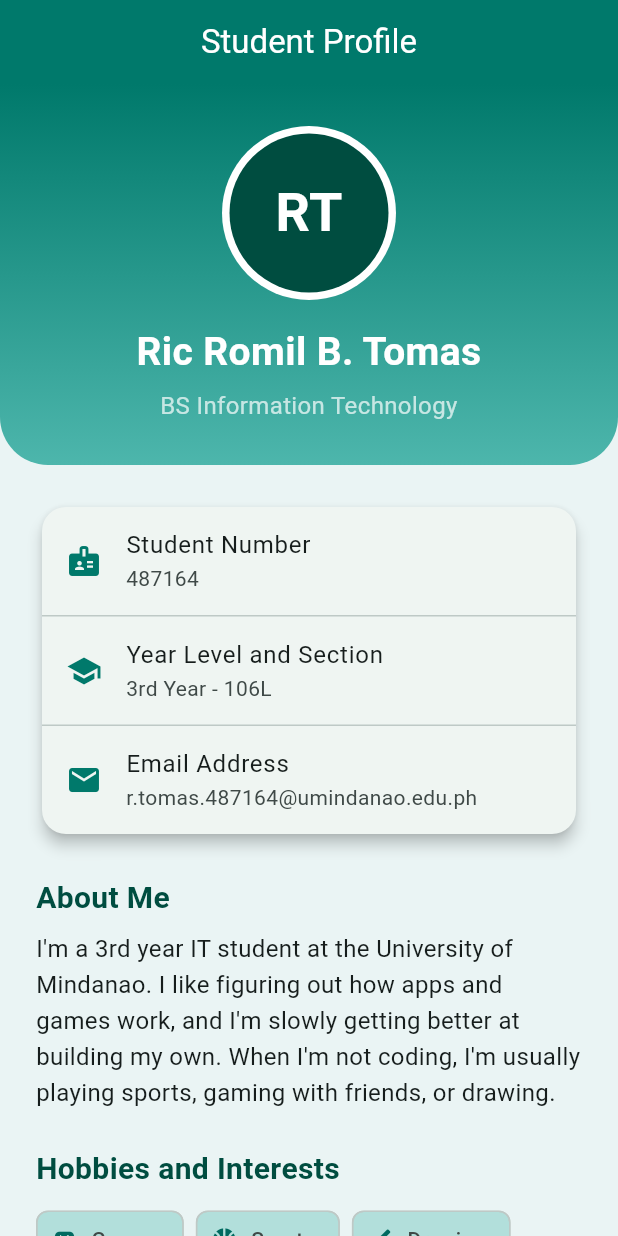
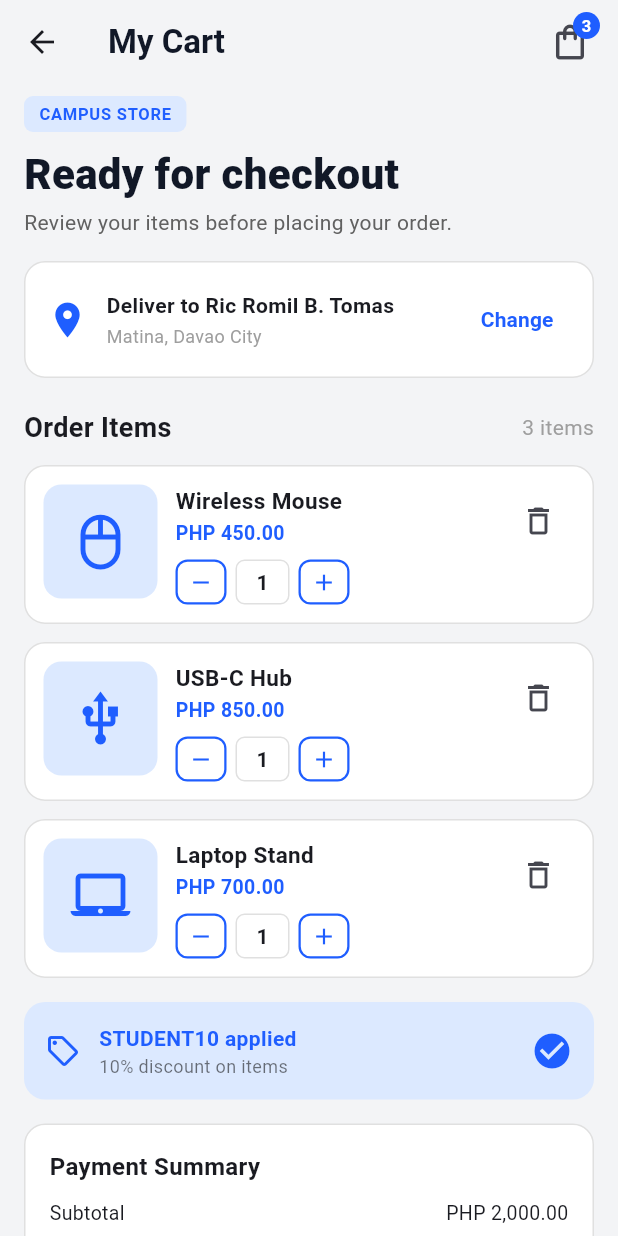
Before and after one commit to atomsRic/CCE106-Laboratory-Exam-1, a Flutter app: the screen it shows after launch, on a phone screen of 412 x 824 dp. Run offline on Flutter 3.47's test engine with Material 3 defaults, Android fonts, the phone set to English and light mode, and no system bars.

Commit message:
Initial commit - Flutter Laboratory Exam 1

```diff
--- a/flutter_application_1/lib/main.dart
+++ b/flutter_application_1/lib/main.dart
@@ -1,6 +1,23 @@
 import 'package:flutter/material.dart';
-import 'student_profile_app.dart';
+import 'shopping_cart_page.dart';
 
 void main() {
-  runApp(const StudentProfileApp());
+  runApp(const MyApp());
 }
+
+class MyApp extends StatelessWidget {
+  const MyApp({super.key});
+
+  @override
+  Widget build(BuildContext context) {
+    return MaterialApp(
+      debugShowCheckedModeBanner: false,
+      title: 'Campus Store',
+      theme: ThemeData(
+        useMaterial3: true,
+        colorSchemeSeed: const Color(0xFF1F5EFF),
+      ),
+      home: const ShoppingCartPage(),
+    );
+  }
+}
--- /dev/null
+++ b/flutter_application_1/lib/shopping_cart_page.dart
@@ -0,0 +1,436 @@
+import 'package:flutter/material.dart';
+
+const Color kBlue = Color(0xFF1F5EFF);
+const Color kLightBlue = Color(0xFFDCE9FF);
+const Color kBg = Color(0xFFF3F4F6);
+const Color kDark = Color(0xFF111827);
+
+class ShoppingCartPage extends StatelessWidget {
+  const ShoppingCartPage({super.key});
+
+  @override
+  Widget build(BuildContext context) {
+    return Scaffold(
+      backgroundColor: kBg,
+      appBar: AppBar(
+        backgroundColor: kBg,
+        elevation: 0,
+        scrolledUnderElevation: 0,
+        leading: IconButton(
+          icon: const Icon(Icons.arrow_back),
+          onPressed: () => debugPrint('Back clicked'),
+        ),
+        title: const Text(
+          'My Cart',
+          style: TextStyle(fontWeight: FontWeight.bold, color: kDark),
+        ),
+        actions: [
+          Padding(
+            padding: const EdgeInsets.only(right: 8),
+            child: Stack(
+              clipBehavior: Clip.none,
+              children: [
+                IconButton(
+                  icon: const Icon(Icons.shopping_bag_outlined, size: 28),
+                  onPressed: () => debugPrint('Cart clicked'),
+                ),
+                Positioned(
+                  right: 4,
+                  top: 4,
+                  child: Container(
+                    width: 18,
+                    height: 18,
+                    alignment: Alignment.center,
+                    decoration: const BoxDecoration(
+                      color: kBlue,
+                      shape: BoxShape.circle,
+                    ),
+                    child: const Text(
+                      '3',
+                      style: TextStyle(
+                        color: Colors.white,
+                        fontSize: 11,
+                        fontWeight: FontWeight.bold,
+                      ),
+                    ),
+                  ),
+                ),
+              ],
+            ),
+          ),
+        ],
+      ),
+      body: SafeArea(
+        child: SingleChildScrollView(
+          padding: const EdgeInsets.fromLTRB(16, 8, 16, 16),
+          child: Column(
+            crossAxisAlignment: CrossAxisAlignment.start,
+            children: [
+              _buildIntro(),
+              const SizedBox(height: 16),
+              _buildDeliveryCard(),
+              const SizedBox(height: 20),
+              _buildOrderHeader(),
+              const SizedBox(height: 12),
+              const CartItemCard(
+                name: 'Wireless Mouse',
+                price: 'PHP 450.00',
+                quantity: 1,
+                icon: Icons.mouse_outlined,
+              ),
+              const SizedBox(height: 12),
+              const CartItemCard(
+                name: 'USB-C Hub',
+                price: 'PHP 850.00',
+                quantity: 1,
+                icon: Icons.usb,
+              ),
+              const SizedBox(height: 12),
+              const CartItemCard(
+                name: 'Laptop Stand',
+                price: 'PHP 700.00',
+                quantity: 1,
+                icon: Icons.laptop_mac,
+              ),
+              const SizedBox(height: 16),
+              _buildDiscountBanner(),
+              const SizedBox(height: 16),
+              _buildPaymentSummary(),
+              const SizedBox(height: 16),
+              _buildPlaceOrderButton(),
+            ],
+          ),
+        ),
+      ),
+    );
+  }
+
+  Widget _buildIntro() {
+    return Column(
+      crossAxisAlignment: CrossAxisAlignment.start,
+      children: [
+        Container(
+          padding: const EdgeInsets.symmetric(horizontal: 10, vertical: 4),
+          decoration: BoxDecoration(
+            color: kLightBlue,
+            borderRadius: BorderRadius.circular(6),
+          ),
+          child: const Text(
+            'CAMPUS STORE',
+            style: TextStyle(
+              color: kBlue,
+              fontSize: 11,
+              fontWeight: FontWeight.bold,
+              letterSpacing: 0.5,
+            ),
+          ),
+        ),
+        const SizedBox(height: 8),
+        const Text(
+          'Ready for checkout',
+          style: TextStyle(
+            fontSize: 28,
+            fontWeight: FontWeight.w800,
+            color: kDark,
+          ),
+        ),
+        const SizedBox(height: 2),
+        Text(
+          'Review your items before placing your order.',
+          style: TextStyle(fontSize: 14, color: Colors.grey.shade700),
+        ),
+      ],
+    );
+  }
+
+  Widget _buildDeliveryCard() {
+    return Container(
+      padding: const EdgeInsets.all(14),
+      decoration: BoxDecoration(
+        color: Colors.white,
+        borderRadius: BorderRadius.circular(14),
+        border: Border.all(color: Colors.grey.shade300),
+      ),
+      child: Row(
+        children: [
+          const Icon(Icons.location_on, color: kBlue, size: 28),
+          const SizedBox(width: 12),
+          const Expanded(
+            child: Column(
+              crossAxisAlignment: CrossAxisAlignment.start,
+              children: [
+                Text(
+                  'Deliver to Ric Romil B. Tomas',
+                  style: TextStyle(fontWeight: FontWeight.bold, fontSize: 14),
+                ),
+                SizedBox(height: 2),
+                Text(
+                  'Matina, Davao City',
+                  style: TextStyle(fontSize: 12, color: Colors.grey),
+                ),
+              ],
+            ),
+          ),
+          TextButton(
+            onPressed: () => debugPrint('Change delivery address clicked'),
+            child: const Text(
+              'Change',
+              style: TextStyle(color: kBlue, fontWeight: FontWeight.bold),
+            ),
+          ),
+        ],
+      ),
+    );
+  }
+
+  Widget _buildOrderHeader() {
+    return const Row(
+      mainAxisAlignment: MainAxisAlignment.spaceBetween,
+      children: [
+        Text(
+          'Order Items',
+          style: TextStyle(fontSize: 18, fontWeight: FontWeight.bold),
+        ),
+        Text('3 items', style: TextStyle(color: Colors.grey)),
+      ],
+    );
+  }
+
+  Widget _buildDiscountBanner() {
+    return Container(
+      padding: const EdgeInsets.all(14),
+      decoration: BoxDecoration(
+        color: kLightBlue,
+        borderRadius: BorderRadius.circular(14),
+      ),
+      child: const Row(
+        children: [
+          Icon(Icons.sell_outlined, color: kBlue),
+          SizedBox(width: 12),
+          Expanded(
+            child: Column(
+              crossAxisAlignment: CrossAxisAlignment.start,
+              children: [
+                Text(
+                  'STUDENT10 applied',
+                  style: TextStyle(
+                    color: kBlue,
+                    fontWeight: FontWeight.bold,
+                    fontSize: 14,
+                  ),
+                ),
+                Text(
+                  '10% discount on items',
+                  style: TextStyle(fontSize: 12, color: Colors.black54),
+                ),
+              ],
+            ),
+          ),
+          Icon(Icons.check_circle, color: kBlue, size: 28),
+        ],
+      ),
+    );
+  }
+
+  Widget _buildPaymentSummary() {
+    return Container(
+      padding: const EdgeInsets.all(16),
+      decoration: BoxDecoration(
+        color: Colors.white,
+        borderRadius: BorderRadius.circular(14),
+        border: Border.all(color: Colors.grey.shade300),
+      ),
+      child: const Column(
+        crossAxisAlignment: CrossAxisAlignment.start,
+        children: [
+          Text(
+            'Payment Summary',
+            style: TextStyle(fontSize: 16, fontWeight: FontWeight.bold),
+          ),
+          SizedBox(height: 10),
+          _SummaryRow(label: 'Subtotal', amount: 'PHP 2,000.00'),
+          SizedBox(height: 6),
+          _SummaryRow(label: 'Discount (10%)', amount: '- PHP 200.00'),
+          SizedBox(height: 6),
+          _SummaryRow(label: 'Delivery Fee', amount: 'PHP 50.00'),
+          SizedBox(height: 10),
+          Divider(height: 1, thickness: 1),
+          SizedBox(height: 10),
+          _SummaryRow(
+            label: 'Total',
+            amount: 'PHP 1,850.00',
+            bold: true,
+          ),
+        ],
+      ),
+    );
+  }
+
+  Widget _buildPlaceOrderButton() {
+    return SizedBox(
+      width: double.infinity,
+      height: 52,
+      child: ElevatedButton.icon(
+        style: ElevatedButton.styleFrom(
+          backgroundColor: kBlue,
+          foregroundColor: Colors.white,
+          shape: RoundedRectangleBorder(
+            borderRadius: BorderRadius.circular(12),
+          ),
+        ),
+        onPressed: () => debugPrint('Place order clicked! Total: PHP 1850.00'),
+        icon: const Icon(Icons.lock),
+        label: const Text(
+          'Place Order',
+          style: TextStyle(
+            fontSize: 16,
+            fontWeight: FontWeight.bold,
+            color: Colors.white,
+          ),
+        ),
+      ),
+    );
+  }
+}
+
+class _SummaryRow extends StatelessWidget {
+  final String label;
+  final String amount;
+  final bool bold;
+
+  const _SummaryRow({
+    required this.label,
+    required this.amount,
+    this.bold = false,
+  });
+
+  @override
+  Widget build(BuildContext context) {
+    final style = TextStyle(
+      fontSize: bold ? 16 : 13,
+      fontWeight: bold ? FontWeight.bold : FontWeight.normal,
+    );
+    return Row(
+      mainAxisAlignment: MainAxisAlignment.spaceBetween,
+      children: [
+        Text(label, style: style),
+        Text(amount, style: style),
+      ],
+    );
+  }
+}
+
+class CartItemCard extends StatelessWidget {
+  final String name;
+  final String price;
+  final int quantity;
+  final IconData icon;
+
+  const CartItemCard({
+    super.key,
+    required this.name,
+    required this.price,
+    required this.quantity,
+    required this.icon,
+  });
+
+  @override
+  Widget build(BuildContext context) {
+    return Container(
+      padding: const EdgeInsets.all(12),
+      decoration: BoxDecoration(
+        color: Colors.white,
+        borderRadius: BorderRadius.circular(14),
+        border: Border.all(color: Colors.grey.shade300),
+      ),
+      child: Row(
+        crossAxisAlignment: CrossAxisAlignment.start,
+        children: [
+          Container(
+            width: 76,
+            height: 76,
+            decoration: BoxDecoration(
+              color: kLightBlue,
+              borderRadius: BorderRadius.circular(12),
+            ),
+            child: Icon(icon, size: 40, color: kBlue),
+          ),
+          const SizedBox(width: 12),
+          Expanded(
+            child: Column(
+              crossAxisAlignment: CrossAxisAlignment.start,
+              children: [
+                Text(
+                  name,
+                  style: const TextStyle(
+                    fontWeight: FontWeight.bold,
+                    fontSize: 15,
+                  ),
+                ),
+                const SizedBox(height: 2),
+                Text(
+                  price,
+                  style: const TextStyle(
+                    color: kBlue,
+                    fontWeight: FontWeight.bold,
+                    fontSize: 13,
+                  ),
+                ),
+                const SizedBox(height: 8),
+                Row(
+                  children: [
+                    _qtyButton(
+                      Icons.remove,
+                      () => debugPrint('Decrease quantity: $name'),
+                    ),
+                    Container(
+                      width: 36,
+                      height: 30,
+                      alignment: Alignment.center,
+                      margin: const EdgeInsets.symmetric(horizontal: 6),
+                      decoration: BoxDecoration(
+                        border: Border.all(color: Colors.grey.shade300),
+                        borderRadius: BorderRadius.circular(6),
+                      ),
+                      child: Text(
+                        '$quantity',
+                        style: const TextStyle(fontWeight: FontWeight.bold),
+                      ),
+                    ),
+                    _qtyButton(
+                      Icons.add,
+                      () => debugPrint('Increase quantity: $name'),
+                    ),
+                  ],
+                ),
+              ],
+            ),
+          ),
+          IconButton(
+            icon: const Icon(Icons.delete_outline),
+            onPressed: () => debugPrint('Remove item: $name'),
+          ),
+        ],
+      ),
+    );
+  }
+
+  Widget _qtyButton(IconData icon, VoidCallback onTap) {
+    return SizedBox(
+      width: 34,
+      height: 30,
+      child: IconButton(
+        padding: EdgeInsets.zero,
+        constraints: const BoxConstraints(minWidth: 34, minHeight: 30),
+        style: IconButton.styleFrom(
+          side: const BorderSide(color: kBlue, width: 1.5),
+          shape: RoundedRectangleBorder(
+            borderRadius: BorderRadius.circular(8),
+          ),
+        ),
+        icon: Icon(icon, size: 18, color: kBlue),
+        onPressed: onTap,
+      ),
+    );
+  }
+}
--- a/flutter_application_1/lib/student_profile_app.dart
+++ /dev/null
@@ -1,21 +0,0 @@
-import 'package:flutter/material.dart';
-import 'student_profile_page.dart';
-
-class StudentProfileApp extends StatelessWidget {
-  const StudentProfileApp({super.key});
-
-  @override
-  Widget build(BuildContext context) {
-    return MaterialApp(
-      debugShowCheckedModeBanner: false,
-      title: 'Student Profile',
-      theme: ThemeData(
-        colorScheme: ColorScheme.fromSeed(
-          seedColor: Colors.teal,
-        ),
-        useMaterial3: true,
-      ),
-      home: const StudentProfilePage(),
-    );
-  }
-}
--- a/flutter_application_1/lib/student_profile_page.dart
+++ /dev/null
@@ -1,173 +0,0 @@
-import 'package:flutter/material.dart';
-
-class StudentProfilePage extends StatelessWidget {
-  const StudentProfilePage({super.key});
-
-  @override
-  Widget build(BuildContext context) {
-    return Scaffold(
-      backgroundColor: const Color(0xFFEAF4F4),
-      appBar: AppBar(
-        title: const Text('Student Profile'),
-        centerTitle: true,
-        backgroundColor: const Color(0xFF00796B),
-        foregroundColor: Colors.white,
-      ),
-      body: SafeArea(
-        child: SingleChildScrollView(
-          child: Column(
-            crossAxisAlignment: CrossAxisAlignment.stretch,
-            children: [
-              // Gradient header with avatar, name, and course.
-              Container(
-                padding: const EdgeInsets.symmetric(vertical: 28),
-                decoration: const BoxDecoration(
-                  gradient: LinearGradient(
-                    begin: Alignment.topCenter,
-                    end: Alignment.bottomCenter,
-                    colors: [Color(0xFF00796B), Color(0xFF4DB6AC)],
-                  ),
-                  borderRadius: BorderRadius.only(
-                    bottomLeft: Radius.circular(32),
-                    bottomRight: Radius.circular(32),
-                  ),
-                ),
-                child: const Column(
-                  children: [
-                    CircleAvatar(
-                      radius: 58,
-                      backgroundColor: Colors.white,
-                      child: CircleAvatar(
-                        radius: 53,
-                        backgroundColor: Color(0xFF004D40),
-                        child: Text(
-                          'RT',
-                          style: TextStyle(
-                            fontSize: 36,
-                            fontWeight: FontWeight.bold,
-                            color: Colors.white,
-                          ),
-                        ),
-                      ),
-                    ),
-                    SizedBox(height: 16),
-                    Text(
-                      'Ric Romil B. Tomas',
-                      textAlign: TextAlign.center,
-                      style: TextStyle(
-                        fontSize: 26,
-                        fontWeight: FontWeight.bold,
-                        color: Colors.white,
-                      ),
-                    ),
-                    SizedBox(height: 6),
-                    Text(
-                      'BS Information Technology',
-                      textAlign: TextAlign.center,
-                      style: TextStyle(
-                        fontSize: 16,
-                        color: Colors.white70,
-                      ),
-                    ),
-                  ],
-                ),
-              ),
-
-              Padding(
-                padding: const EdgeInsets.all(24),
-                child: Column(
-                  crossAxisAlignment: CrossAxisAlignment.stretch,
-                  children: [
-                    // Student details.
-                    const Card(
-                      elevation: 4,
-                      shape: RoundedRectangleBorder(
-                        borderRadius: BorderRadius.all(Radius.circular(16)),
-                      ),
-                      child: Column(
-                        children: [
-                          ListTile(
-                            leading: Icon(Icons.badge, color: Color(0xFF00796B)),
-                            title: Text('Student Number'),
-                            subtitle: Text('487164'),
-                          ),
-                          Divider(height: 1),
-                          ListTile(
-                            leading: Icon(Icons.school, color: Color(0xFF00796B)),
-                            title: Text('Year Level and Section'),
-                            subtitle: Text('3rd Year - 106L'),
-                          ),
-                          Divider(height: 1),
-                          ListTile(
-                            leading: Icon(Icons.email, color: Color(0xFF00796B)),
-                            title: Text('Email Address'),
-                            subtitle: Text('r.tomas.487164@umindanao.edu.ph'),
-                          ),
-                        ],
-                      ),
-                    ),
-
-                    const SizedBox(height: 24),
-
-                    // About Me.
-                    const Text(
-                      'About Me',
-                      style: TextStyle(
-                        fontSize: 20,
-                        fontWeight: FontWeight.bold,
-                        color: Color(0xFF004D40),
-                      ),
-                    ),
-                    const SizedBox(height: 8),
-                    const Text(
-                      "I'm a 3rd year IT student at the University of "
-                      'Mindanao. I like figuring out how apps and games '
-                      "work, and I'm slowly getting better at building my "
-                      'own. When I\'m not coding, I\'m usually playing '
-                      'sports, gaming with friends, or drawing.',
-                      style: TextStyle(fontSize: 16, height: 1.5),
-                    ),
-
-                    const SizedBox(height: 24),
-
-                    // Hobbies.
-                    const Text(
-                      'Hobbies and Interests',
-                      style: TextStyle(
-                        fontSize: 20,
-                        fontWeight: FontWeight.bold,
-                        color: Color(0xFF004D40),
-                      ),
-                    ),
-                    const SizedBox(height: 8),
-                    const Wrap(
-                      spacing: 8,
-                      runSpacing: 8,
-                      children: [
-                        Chip(
-                          avatar: Icon(Icons.sports_esports, size: 18),
-                          label: Text('Games'),
-                          backgroundColor: Color(0xFFB2DFDB),
-                        ),
-                        Chip(
-                          avatar: Icon(Icons.sports_basketball, size: 18),
-                          label: Text('Sports'),
-                          backgroundColor: Color(0xFFB2DFDB),
-                        ),
-                        Chip(
-                          avatar: Icon(Icons.brush, size: 18),
-                          label: Text('Drawing'),
-                          backgroundColor: Color(0xFFB2DFDB),
-                        ),
-                      ],
-                    ),
-                  ],
-                ),
-              ),
-            ],
-          ),
-        ),
-      ),
-    );
-  }
-}
```
